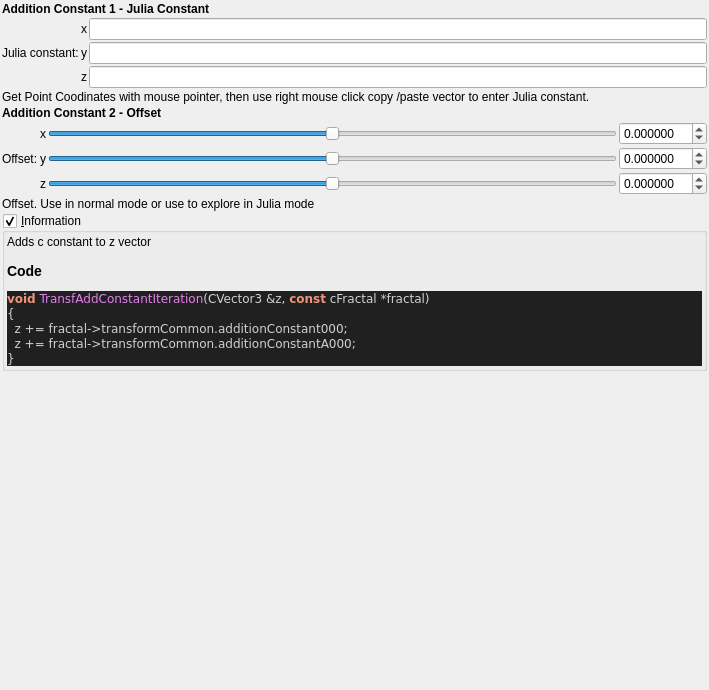
Qt form mandelbulber2/qt_data/fractal_transf_add_constant.ui (buddhi1980/mandelbulber2) before a commit.
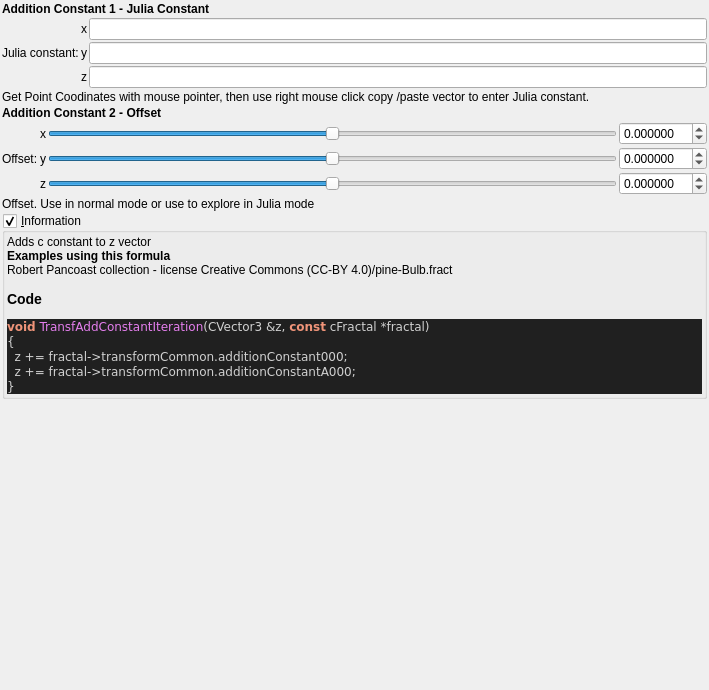
The same form after that commit. Custom widgets are drawn as their Qt base class.

Commit message: populateUiInformation - mostly example usage to ui files

```diff
--- a/mandelbulber2/qt_data/fractal_transf_add_constant.ui
+++ b/mandelbulber2/qt_data/fractal_transf_add_constant.ui
@@ -354,7 +354,7 @@
         <property name="text">
          <string notr="true">&lt;p&gt;Adds c constant to z vector&lt;/p&gt;&lt;table&gt;
 &lt;/table&gt;
-&lt;h3&gt;Code&lt;/h3&gt;
+&lt;br&gt;&lt;b&gt;Examples using this formula&lt;/b&gt;&lt;br&gt;Robert Pancoast collection - license Creative Commons (CC-BY 4.0)/pine-Bulb.fract&lt;h3&gt;Code&lt;/h3&gt;
 &lt;body style=&quot;background-color:#202020&quot;&gt;
 &lt;pre style=&quot;color:#d0d0d0; background-color:#202020;  font-family:'Courier New',monospace;&quot;&gt;&lt;span style=&quot;color:#f09479; font-weight:bold&quot;&gt;void&lt;/span&gt; &lt;span style=&quot;color:#e47eed&quot;&gt;TransfAddConstantIteration&lt;/span&gt;&lt;span style=&quot;color:#d0d0d0&quot;&gt;(&lt;/span&gt;CVector3 &lt;span style=&quot;color:#d0d0d0&quot;&gt;&amp;amp;&lt;/span&gt;z&lt;span style=&quot;color:#d0d0d0&quot;&gt;,&lt;/span&gt; &lt;span style=&quot;color:#f09479; font-weight:bold&quot;&gt;const&lt;/span&gt; cFractal &lt;span style=&quot;color:#d0d0d0&quot;&gt;*&lt;/span&gt;fractal&lt;span style=&quot;color:#d0d0d0&quot;&gt;)&lt;/span&gt;
 &lt;span style=&quot;color:#d0d0d0&quot;&gt;{&lt;/span&gt;
```
The commit also changes 57 other files.
